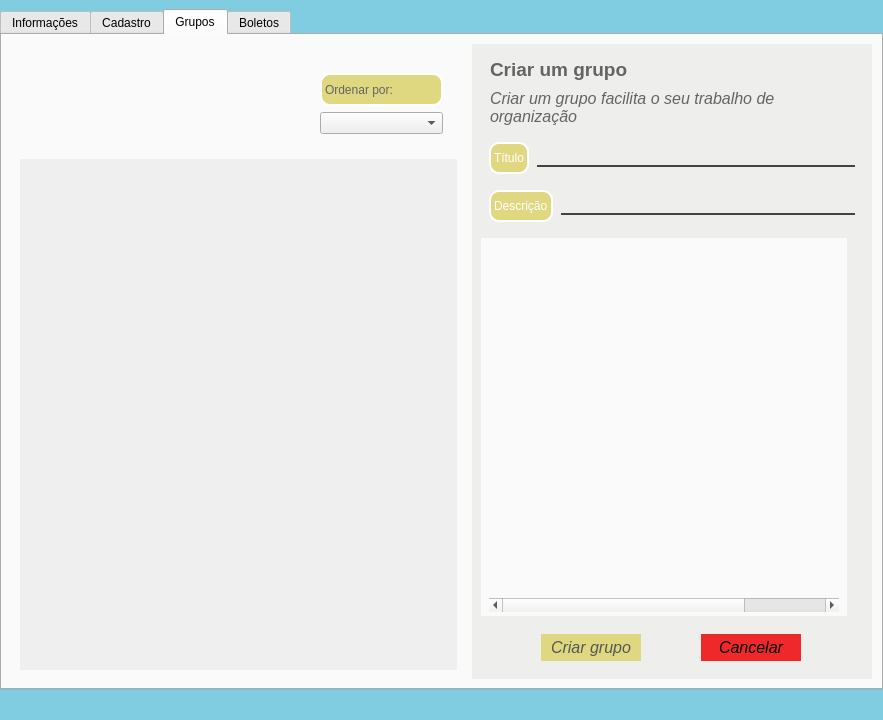
The window that Telas/UI/dashCliente.ui (Nautilidae-project/Nautilus) describes before a commit, drawn with Qt 5.
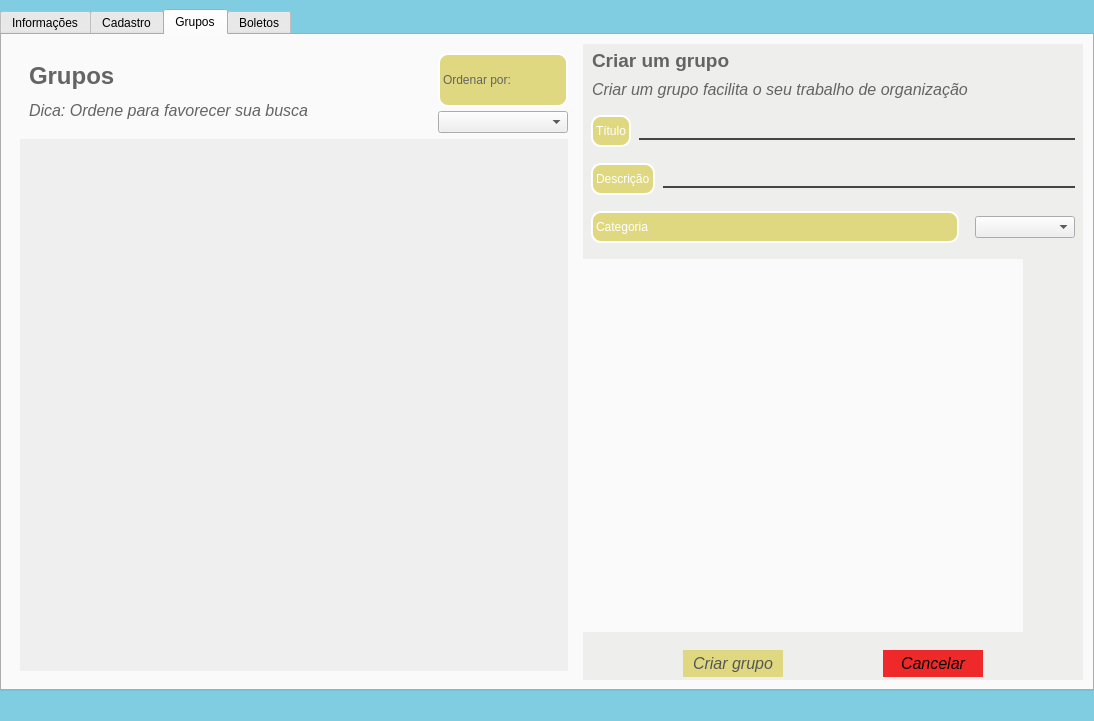
The same window after the commit.

Commit message:
Commit para mudar de computador
2

Diff of the .ui file:
```diff
--- a/Telas/UI/dashCliente.ui
+++ b/Telas/UI/dashCliente.ui
@@ -6,8 +6,8 @@
    <rect>
     <x>0</x>
     <y>0</y>
-    <width>883</width>
-    <height>720</height>
+    <width>999</width>
+    <height>721</height>
    </rect>
   </property>
   <property name="windowTitle">
@@ -2432,8 +2432,8 @@
               <rect>
                <x>0</x>
                <y>0</y>
-               <width>441</width>
-               <height>489</height>
+               <width>470</width>
+               <height>510</height>
               </rect>
              </property>
             </widget>
@@ -2444,7 +2444,7 @@
             <property name="minimumSize">
              <size>
               <width>0</width>
-              <height>100</height>
+              <height>80</height>
              </size>
             </property>
             <property name="frameShape">
@@ -2453,38 +2453,138 @@
             <property name="frameShadow">
              <enum>QFrame::Raised</enum>
             </property>
-            <widget class="QWidget" name="">
-             <property name="geometry">
-              <rect>
-               <x>300</x>
-               <y>20</y>
-               <width>123</width>
-               <height>61</height>
-              </rect>
+            <layout class="QHBoxLayout" name="horizontalLayout_35">
+             <property name="spacing">
+              <number>8</number>
              </property>
-             <layout class="QVBoxLayout" name="verticalLayout_5">
-              <item>
-               <widget class="QLabel" name="label">
-                <property name="text">
-                 <string>Ordenar por:</string>
+             <property name="leftMargin">
+              <number>0</number>
+             </property>
+             <property name="topMargin">
+              <number>0</number>
+             </property>
+             <property name="rightMargin">
+              <number>0</number>
+             </property>
+             <property name="bottomMargin">
+              <number>0</number>
+             </property>
+             <item>
+              <widget class="QFrame" name="frame_2">
+               <property name="minimumSize">
+                <size>
+                 <width>410</width>
+                 <height>80</height>
+                </size>
+               </property>
+               <property name="maximumSize">
+                <size>
+                 <width>646544</width>
+                 <height>80</height>
+                </size>
+               </property>
+               <property name="frameShape">
+                <enum>QFrame::StyledPanel</enum>
+               </property>
+               <property name="frameShadow">
+                <enum>QFrame::Raised</enum>
+               </property>
+               <layout class="QVBoxLayout" name="verticalLayout_5">
+                <item>
+                 <widget class="QLabel" name="lbCabecalho">
+                  <property name="styleSheet">
+                   <string notr="true">#lbCabecalho {
+	border: 0px;
+	background-color: transparent;
+	font-family: Ubuntu;
+	font-size: 18pt;
+	font-weight: bold;
+}</string>
+                  </property>
+                  <property name="text">
+                   <string>Grupos</string>
+                  </property>
+                 </widget>
+                </item>
+                <item>
+                 <widget class="QLabel" name="lbCabecalhoDesc">
+                  <property name="styleSheet">
+                   <string notr="true">#lbCabecalhoDesc {
+	border: 0px;
+	background-color: transparent;
+	font-family: Ubuntu;
+	font-size: 12pt;
+	font-style: italic;
+}</string>
+                  </property>
+                  <property name="text">
+                   <string>Dica: Ordene para favorecer sua busca</string>
+                  </property>
+                 </widget>
+                </item>
+               </layout>
+              </widget>
+             </item>
+             <item>
+              <widget class="QFrame" name="frOrder">
+               <property name="minimumSize">
+                <size>
+                 <width>130</width>
+                 <height>0</height>
+                </size>
+               </property>
+               <property name="maximumSize">
+                <size>
+                 <width>130</width>
+                 <height>16777215</height>
+                </size>
+               </property>
+               <property name="frameShape">
+                <enum>QFrame::StyledPanel</enum>
+               </property>
+               <property name="frameShadow">
+                <enum>QFrame::Raised</enum>
+               </property>
+               <layout class="QVBoxLayout" name="verticalLayout_6">
+                <property name="spacing">
+                 <number>4</number>
                 </property>
-               </widget>
-              </item>
-              <item>
-               <widget class="QComboBox" name="cbxOrdenar"/>
-              </item>
-             </layout>
-            </widget>
+                <property name="leftMargin">
+                 <number>0</number>
+                </property>
+                <property name="topMargin">
+                 <number>0</number>
+                </property>
+                <property name="rightMargin">
+                 <number>0</number>
+                </property>
+                <property name="bottomMargin">
+                 <number>0</number>
+                </property>
+                <item>
+                 <widget class="QLabel" name="lbOrdenar">
+                  <property name="text">
+                   <string>Ordenar por:</string>
+                  </property>
+                 </widget>
+                </item>
+                <item>
+                 <widget class="QComboBox" name="cbxOrdenar"/>
+                </item>
+               </layout>
+              </widget>
+             </item>
+            </layout>
            </widget>
           </item>
          </layout>
         </widget>
        </item>
-       <item>
+       <item alignment="Qt::AlignHCenter">
         <widget class="QFrame" name="frFormarGrupos">
          <property name="minimumSize">
           <size>
-           <width>380</width>
+           <width>500</width>
            <height>0</height>
           </size>
          </property>
@@ -2509,8 +2609,17 @@
           <property name="spacing">
            <number>16</number>
           </property>
+          <property name="leftMargin">
+           <number>0</number>
+          </property>
+          <property name="topMargin">
+           <number>0</number>
+          </property>
+          <property name="rightMargin">
+           <number>0</number>
+          </property>
           <property name="bottomMargin">
-           <number>15</number>
+           <number>0</number>
           </property>
           <item>
            <widget class="QFrame" name="frCabecalhoGrupo">
@@ -2527,7 +2636,7 @@
 }</string>
             </property>
             <property name="frameShape">
-             <enum>QFrame::StyledPanel</enum>
+             <enum>QFrame::NoFrame</enum>
             </property>
             <property name="frameShadow">
              <enum>QFrame::Raised</enum>
@@ -2609,7 +2718,7 @@
 }</string>
             </property>
             <property name="frameShape">
-             <enum>QFrame::StyledPanel</enum>
+             <enum>QFrame::NoFrame</enum>
             </property>
             <property name="frameShadow">
              <enum>QFrame::Raised</enum>
@@ -2672,7 +2781,7 @@
 }</string>
             </property>
             <property name="frameShape">
-             <enum>QFrame::StyledPanel</enum>
+             <enum>QFrame::NoFrame</enum>
             </property>
             <property name="frameShadow">
              <enum>QFrame::Raised</enum>
@@ -2721,6 +2830,76 @@
             </layout>
            </widget>
           </item>
+          <item>
+           <widget class="QFrame" name="frCategorias">
+            <property name="minimumSize">
+             <size>
+              <width>0</width>
+              <height>32</height>
+             </size>
+            </property>
+            <property name="maximumSize">
+             <size>
+              <width>16777215</width>
+              <height>32</height>
+             </size>
+            </property>
+            <property name="styleSheet">
+             <string notr="true">#frCategorias {
+	background-color: transparent;
+}</string>
+            </property>
+            <property name="frameShape">
+             <enum>QFrame::StyledPanel</enum>
+            </property>
+            <property name="frameShadow">
+             <enum>QFrame::Raised</enum>
+            </property>
+            <layout class="QHBoxLayout" name="horizontalLayout_34">
+             <property name="spacing">
+              <number>16</number>
+             </property>
+             <property name="leftMargin">
+              <number>8</number>
+             </property>
+             <property name="topMargin">
+              <number>0</number>
+             </property>
+             <property name="rightMargin">
+              <number>8</number>
+             </property>
+             <property name="bottomMargin">
+              <number>0</number>
+             </property>
+             <item>
+              <widget class="QLabel" name="lbCategoria">
+               <property name="styleSheet">
+                <string notr="true">color: rgb(255, 255, 255);</string>
+               </property>
+               <property name="text">
+                <string>Categoria</string>
+               </property>
+              </widget>
+             </item>
+             <item>
+              <widget class="QComboBox" name="cbxCategoria">
+               <property name="minimumSize">
+                <size>
+                 <width>100</width>
+                 <height>0</height>
+                </size>
+               </property>
+               <property name="maximumSize">
+                <size>
+                 <width>100</width>
+                 <height>16777215</height>
+                </size>
+               </property>
+              </widget>
+             </item>
+            </layout>
+           </widget>
+          </item>
           <item>
            <widget class="QTableWidget" name="tblGrupo">
             <property name="sizePolicy">
@@ -2741,10 +2920,10 @@
     border: none;
 	color: #444;
 	padding-left: 8px;
-	padding-right: 8px;
+	padding-right: 12px;
 	padding-bottom: 4px;
 	padding-top: 4px;
-	margin-right: 16px;
+	margin-right: 8px;
 }
 
 #tblGrupo::item {
```
Left out of the diff: 1 changed line with no effect on the pictures. The commit also changes 13 other files.
